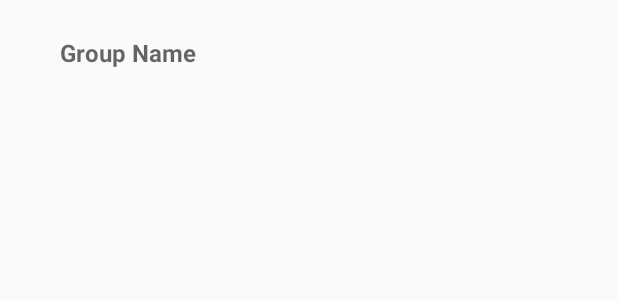
After one commit to akhka/capstone_project_android, an Android app: the layout group_list_element_layout.xml on its own in the app's theme, with its tools: preview values and no code run, on a phone screen of 412 x 824 dp. The commit adds this screen. Shown: the top 300 px of the screen. Run offline under Robolectric (Android 15) with nearby library versions, the phone set to English and light mode, and no system bars.

Commit message:
Completing Group Chat

```diff
--- a/app/src/main/AndroidManifest.xml
+++ b/app/src/main/AndroidManifest.xml
@@ -11,7 +11,8 @@
         android:roundIcon="@mipmap/ic_launcher_round"
         android:supportsRtl="true"
         android:theme="@style/AppTheme">
-        <activity android:name=".ui.activities.SettingsActivity"></activity>
+        <activity android:name=".ui.activities.GroupChatActivity"></activity>
+        <activity android:name=".ui.activities.SettingsActivity" />
         <activity android:name=".ui.activities.RegisterActivity" />
         <activity android:name=".ui.activities.LoginActivity" />
         <activity android:name=".ui.activities.HomeActivity">
--- /dev/null
+++ b/app/src/main/res/layout/group_list_element_layout.xml
@@ -0,0 +1,19 @@
+<?xml version="1.0" encoding="utf-8"?>
+<RelativeLayout xmlns:android="http://schemas.android.com/apk/res/android"
+    android:layout_width="match_parent" android:layout_height="wrap_content">
+
+    <TextView
+        android:id="@+id/group_name_tv"
+        android:layout_width="match_parent"
+        android:layout_height="wrap_content"
+        android:hint="Group Name"
+        android:textSize="16sp"
+        android:padding="24dp"
+        android:layout_marginStart="16dp"
+        android:layout_marginEnd="16dp"
+        android:layout_marginLeft="16dp"
+        android:layout_marginRight="16dp"
+        android:textStyle="bold"
+        android:textColor="@color/colorMainTextBlack"/>
+
+</RelativeLayout>
```
Also changed, not shown: app/src/main/java/com/example/chatapp/ui/activities/GroupChatActivity.java (added, +44 -0 lines), app/src/main/java/com/example/chatapp/ui/adapters/GroupsListAdapter.java (+12 -3 lines), app/src/main/java/com/example/chatapp/ui/fragments/GroupsFragment.java (+51 -1 lines), app/src/main/res/layout/activity_group_chat.xml (added, +73 -0 lines).
